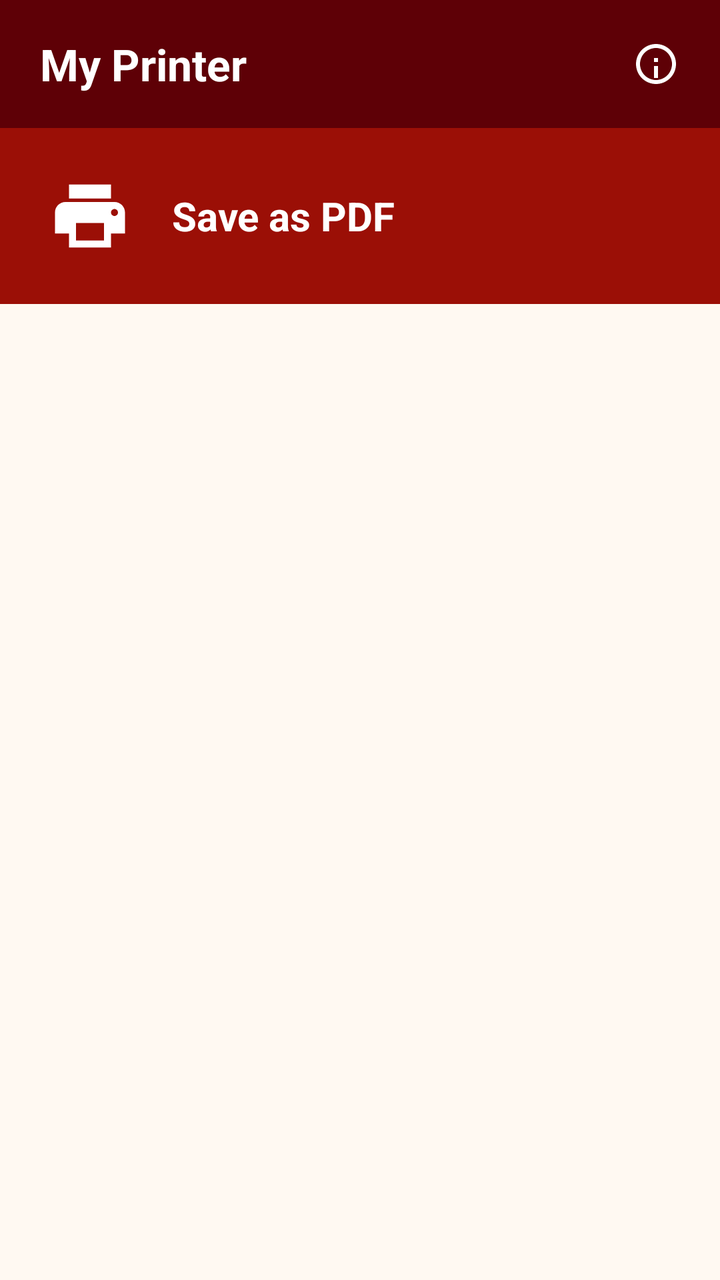
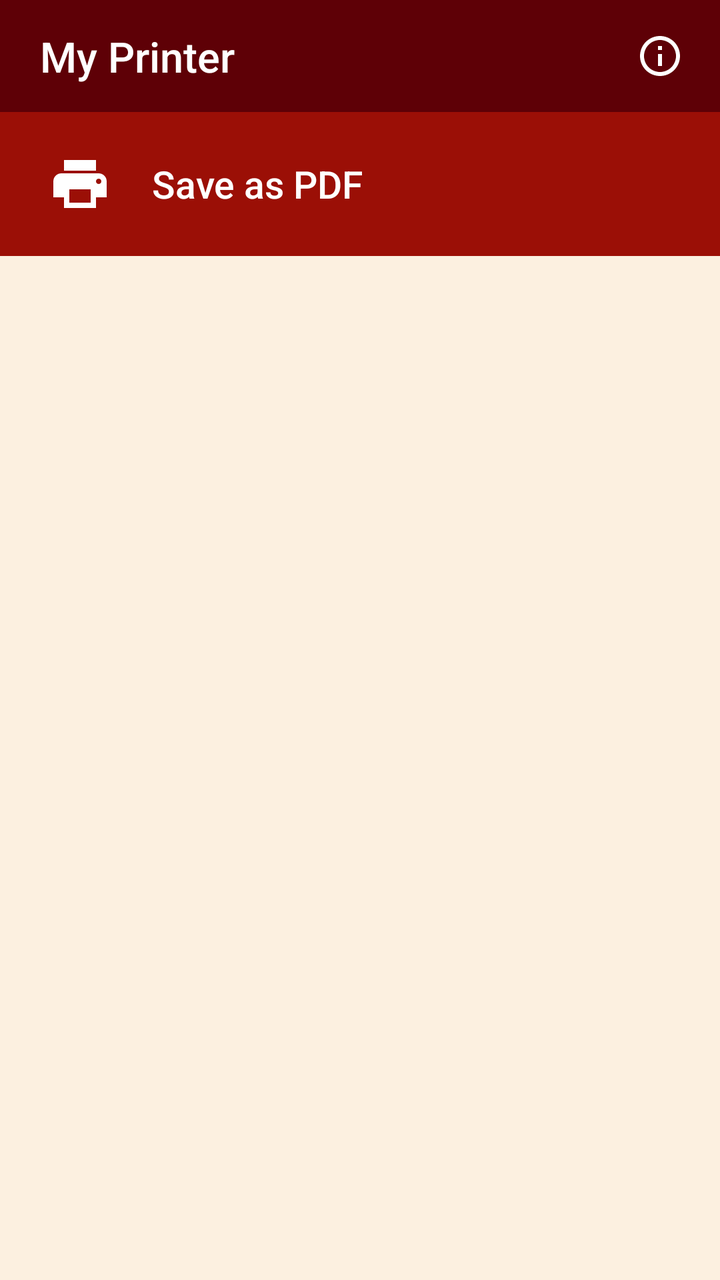

Before-and-after screenshots of an Android layout around one commit, followed by the original layout XML and the change that was made.
<!-- AndroidManifest.xml: application theme Theme.MyPrinter -->
<!-- res/layout/activity_main.xml -->
<?xml version="1.0" encoding="utf-8"?>
<LinearLayout xmlns:android="http://schemas.android.com/apk/res/android"
    xmlns:app="http://schemas.android.com/apk/res-auto"
    xmlns:tools="http://schemas.android.com/tools"
    android:id="@+id/main"
    android:layout_width="match_parent"
    android:layout_height="match_parent"
    android:orientation="vertical"
    android:background="@color/app_background"
    tools:context=".MainActivity">

    
    <LinearLayout
        android:id="@+id/header"
        android:layout_width="match_parent"
        android:layout_height="wrap_content"
        android:background="@color/primary_dark_red"
        android:orientation="vertical">

        
        <androidx.constraintlayout.widget.ConstraintLayout
            android:layout_width="match_parent"
            android:layout_height="64dp">

            <TextView
                android:id="@+id/tvAppName"
                android:layout_width="wrap_content"
                android:layout_height="wrap_content"
                android:layout_marginStart="20dp"
                android:text="@string/app_name"
                android:textColor="@color/white"
                android:textSize="22sp"
                android:textStyle="bold"
                android:singleLine="true"
                app:layout_constraintBottom_toBottomOf="parent"
                app:layout_constraintStart_toStartOf="parent"
                app:layout_constraintTop_toTopOf="parent" />

            <ImageView
                android:id="@+id/ivInfo"
                android:layout_width="28dp"
                android:layout_height="28dp"
                android:layout_marginEnd="18dp"
                android:background="?attr/selectableItemBackgroundBorderless"
                android:clickable="true"
                android:focusable="true"
                android:padding="2dp"
                android:src="@drawable/ic_info_outline"
                android:contentDescription="@string/info_icon_desc"
                app:layout_constraintBottom_toBottomOf="parent"
                app:layout_constraintEnd_toEndOf="parent"
                app:layout_constraintTop_toTopOf="parent" />

        </androidx.constraintlayout.widget.ConstraintLayout>
    </LinearLayout>

    
    <LinearLayout
        android:id="@+id/btnSaveAsPdf"
        android:layout_width="match_parent"
        android:layout_height="88dp"
        android:background="@color/primary_red"
        android:clickable="true"
        android:focusable="true"
        android:gravity="center_vertical"
        android:orientation="horizontal"
        android:paddingStart="24dp"
        android:paddingEnd="24dp">

        <ImageView
            android:layout_width="42dp"
            android:layout_height="42dp"
            android:src="@drawable/ic_printer"
            android:contentDescription="@string/printer_icon_desc"
            app:tint="@color/white" />

        <TextView
            android:layout_width="wrap_content"
            android:layout_height="wrap_content"
            android:layout_marginStart="20dp"
            android:text="@string/save_as_pdf"
            android:textColor="@color/white"
            android:textSize="20sp"
            android:textStyle="bold" />

    </LinearLayout>

    
    <View
        android:layout_width="match_parent"
        android:layout_height="0dp"
        android:layout_weight="1"
        android:background="@color/app_background" />

</LinearLayout>
<!-- resources referenced by this layout -->
<resources>
  <color name="app_background">#FFF9F2</color>
  <color name="primary_dark_red">#5E0006</color>
  <color name="primary_red">#9B0F06</color>
  <color name="white">#FFFFFFFF</color>
  <!-- drawable ic_info_outline (drawable) -->
  <vector xmlns:android="http://schemas.android.com/apk/res/android"
      android:width="28dp"
      android:height="28dp"
      android:viewportWidth="24"
      android:viewportHeight="24">
    <path
        android:fillColor="#FFFFFF"
        android:pathData="M11,9h2v2h-2V9zM11,13h2v6h-2V13zM12,2C6.48,2 2,6.48 2,12s4.48,10 10,10 10,-4.48 10,-10S17.52,2 12,2zM12,20c-4.41,0 -8,-3.59 -8,-8s3.59,-8 8,-8 8,3.59 8,8 -3.59,8 -8,8z"/>
  </vector>
  <!-- drawable ic_printer (drawable) -->
  <vector xmlns:android="http://schemas.android.com/apk/res/android"
      android:width="42dp"
      android:height="42dp"
      android:viewportWidth="24"
      android:viewportHeight="24">
    <path
        android:fillColor="#FFFFFF"
        android:pathData="M19,8H5c-1.66,0 -3,1.34 -3,3v6h4v4h12v-4h4v-6c0,-1.66 -1.34,-3 -3,-3zm-3,11H8v-5h8v5zm3,-7c-0.55,0 -1,-0.45 -1,-1s0.45,-1 1,-1 1,0.45 1,1 -0.45,1 -1,1zm-1,-9H6v4h12V3z"/>
  </vector>
  <string name="app_name">My Printer</string>
  <string name="info_icon_desc">App Info</string>
  <string name="printer_icon_desc">Printer Icon</string>
  <string name="save_as_pdf">Save as PDF</string>
  <style name="Theme.MyPrinter" parent="Base.Theme.MyPrinter" />
  <style name="Base.Theme.MyPrinter" parent="Theme.Material3.DayNight.NoActionBar">
          
          <item name="android:statusBarColor">@color/primary_dark_red</item>
          <item name="android:windowLightStatusBar">false</item>
      </style>
</resources>

<!-- the commit's change to res/layout/activity_main.xml (unified diff, before → after) -->
@@ -20,7 +20,7 @@
         
         <androidx.constraintlayout.widget.ConstraintLayout
             android:layout_width="match_parent"
-            android:layout_height="64dp">
+            android:layout_height="56dp">
 
             <TextView
                 android:id="@+id/tvAppName"
@@ -29,8 +29,8 @@
                 android:layout_marginStart="20dp"
                 android:text="@string/app_name"
                 android:textColor="@color/white"
-                android:textSize="22sp"
-                android:textStyle="bold"
+                android:textSize="21sp"
+                android:fontFamily="sans-serif-medium"
                 android:singleLine="true"
                 app:layout_constraintBottom_toBottomOf="parent"
                 app:layout_constraintStart_toStartOf="parent"
@@ -38,13 +38,13 @@
 
             <ImageView
                 android:id="@+id/ivInfo"
-                android:layout_width="28dp"
-                android:layout_height="28dp"
-                android:layout_marginEnd="18dp"
+                android:layout_width="48dp"
+                android:layout_height="48dp"
+                android:layout_marginEnd="6dp"
                 android:background="?attr/selectableItemBackgroundBorderless"
                 android:clickable="true"
                 android:focusable="true"
-                android:padding="2dp"
+                android:padding="12dp"
                 android:src="@drawable/ic_info_outline"
                 android:contentDescription="@string/info_icon_desc"
                 app:layout_constraintBottom_toBottomOf="parent"
@@ -58,7 +58,7 @@
     <LinearLayout
         android:id="@+id/btnSaveAsPdf"
         android:layout_width="match_parent"
-        android:layout_height="88dp"
+        android:layout_height="72dp"
         android:background="@color/primary_red"
         android:clickable="true"
         android:focusable="true"
@@ -68,8 +68,8 @@
         android:paddingEnd="24dp">
 
         <ImageView
-            android:layout_width="42dp"
-            android:layout_height="42dp"
+            android:layout_width="32dp"
+            android:layout_height="32dp"
             android:src="@drawable/ic_printer"
             android:contentDescription="@string/printer_icon_desc"
             app:tint="@color/white" />
@@ -80,8 +80,8 @@
             android:layout_marginStart="20dp"
             android:text="@string/save_as_pdf"
             android:textColor="@color/white"
-            android:textSize="20sp"
-            android:textStyle="bold" />
+            android:textSize="19sp"
+            android:fontFamily="sans-serif-medium" />
 
     </LinearLayout>
 
<!-- resource entries referenced after the edit -->
@@ -1,23 +1,24 @@
 <!-- resources referenced by this layout -->
 <resources>
-  <color name="app_background">#FFF9F2</color>
+  <color name="app_background">#FCF0E0</color>
   <color name="primary_dark_red">#5E0006</color>
   <color name="primary_red">#9B0F06</color>
   <color name="white">#FFFFFFFF</color>
   <!-- drawable ic_info_outline (drawable) -->
   <vector xmlns:android="http://schemas.android.com/apk/res/android"
-      android:width="28dp"
-      android:height="28dp"
+      android:width="24dp"
+      android:height="24dp"
       android:viewportWidth="24"
-      android:viewportHeight="24">
-    <path
-        android:fillColor="#FFFFFF"
-        android:pathData="M11,9h2v2h-2V9zM11,13h2v6h-2V13zM12,2C6.48,2 2,6.48 2,12s4.48,10 10,10 10,-4.48 10,-10S17.52,2 12,2zM12,20c-4.41,0 -8,-3.59 -8,-8s3.59,-8 8,-8 8,3.59 8,8 -3.59,8 -8,8z"/>
+      android:viewportHeight="24"
+      android:tint="#FFFFFF">
+      <path
+          android:fillColor="@android:color/white"
+          android:pathData="M11,7h2v2h-2V7zm0,4h2v6h-2v-6zm1,-9C6.48,2 2,6.48 2,12s4.48,10 10,10 10,-4.48 10,-10S17.52,2 12,2zm0,18c-4.41,0 -8,-3.59 -8,-8s3.59,-8 8,-8 8,3.59 8,8 -3.59,8 -8,8z"/>
   </vector>
   <!-- drawable ic_printer (drawable) -->
   <vector xmlns:android="http://schemas.android.com/apk/res/android"
-      android:width="42dp"
-      android:height="42dp"
+      android:width="32dp"
+      android:height="32dp"
       android:viewportWidth="24"
       android:viewportHeight="24">
     <path
